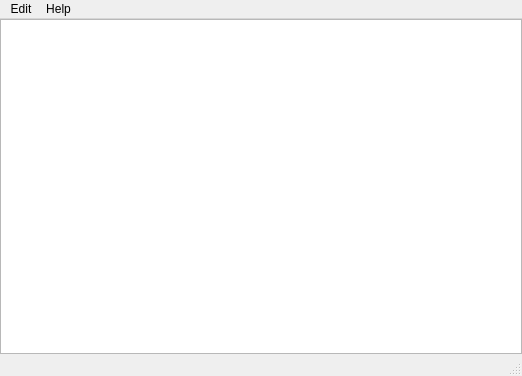
Qt form 2010_hackathon/brunsc/python_console/main_python_console.ui (CBL-ORION/Vaa3D-mirror) before a commit.
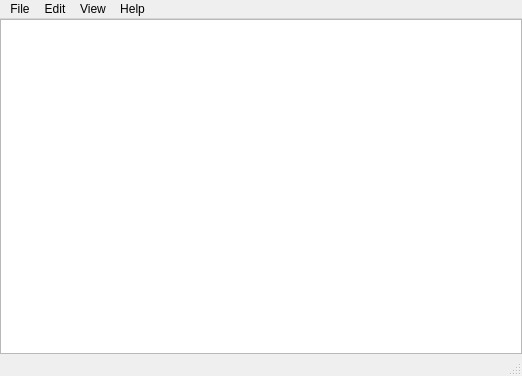
The same form after that commit.

Commit message: Added python icon for python console. Changed the menus again. Added zoom in/out.

Patch:
```diff
--- a/2010_hackathon/brunsc/python_console/main_python_console.ui
+++ b/2010_hackathon/brunsc/python_console/main_python_console.ui
@@ -62,7 +62,23 @@
     </property>
     <addaction name="actionAbout"/>
    </widget>
+   <widget class="QMenu" name="menuFile">
+    <property name="title">
+     <string>File</string>
+    </property>
+    <addaction name="actionRun_script"/>
+    <addaction name="actionRun_recent"/>
+   </widget>
+   <widget class="QMenu" name="menuView">
+    <property name="title">
+     <string>View</string>
+    </property>
+    <addaction name="actionZoom_in"/>
+    <addaction name="actionZoom_out"/>
+   </widget>
+   <addaction name="menuFile"/>
    <addaction name="menuEdit"/>
+   <addaction name="menuView"/>
    <addaction name="menuHelp"/>
   </widget>
   <widget class="QStatusBar" name="statusbar"/>
```
Left out of the diff: 39 changed lines with no effect on the pictures. The commit also changes 4 other files.
